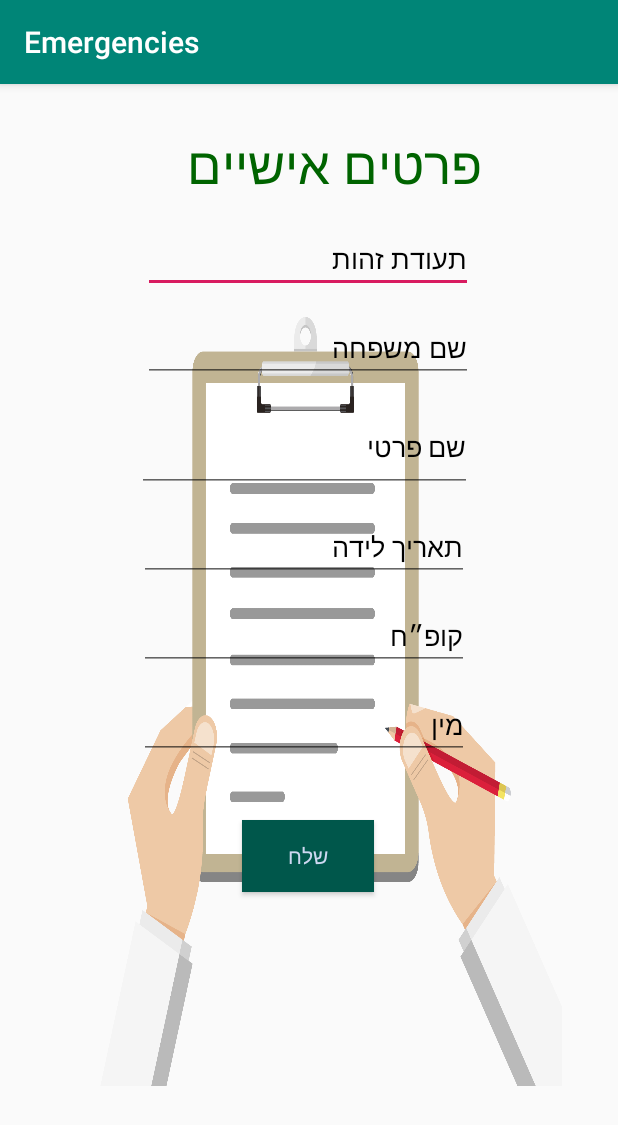
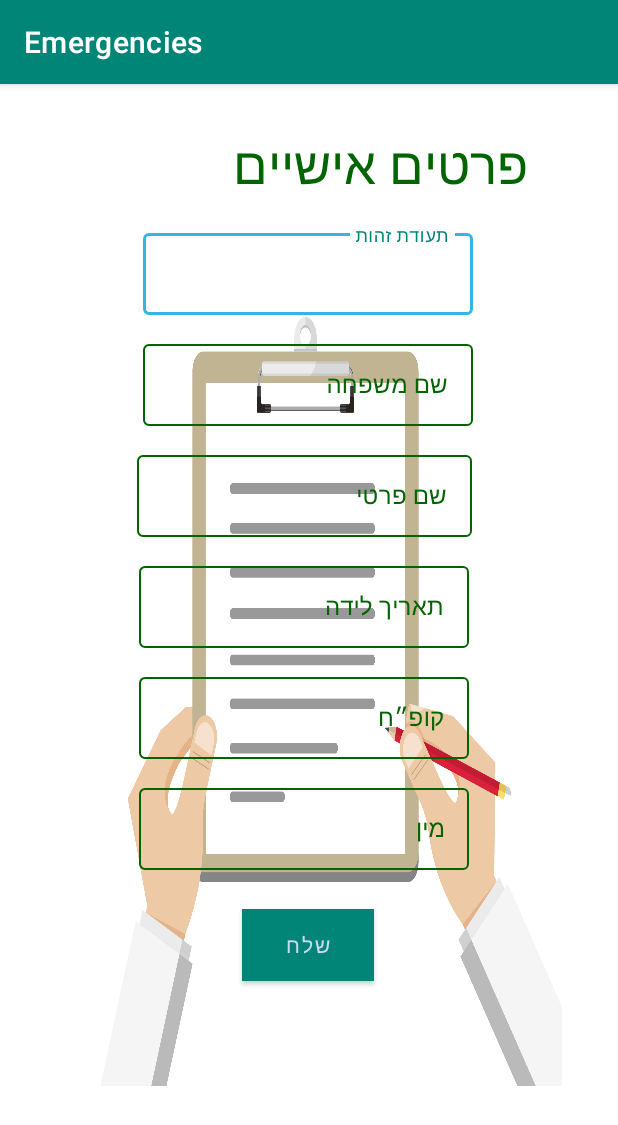
Before and after one commit to EladAbramov/emergenciesApp, an Android app: the ProfileActivity screen opened directly, with no data from a screen before it, on a phone screen of 412 x 824 dp. Shown: the top 1125 px of the screen. Run offline under Robolectric (Android 15) with nearby library versions, the light colour scheme and no system bars; our stand-ins replace Firebase (no records; nobody signed in at launch, a user with empty details on screens opened directly).

Commit message:
logo and screens fix up

```diff
--- a/app/build.gradle
+++ b/app/build.gradle
@@ -37,5 +37,8 @@ dependencies {
     androidTestImplementation 'androidx.test:runner:1.2.0'
     androidTestImplementation 'androidx.test.espresso:espresso-core:3.2.0'
     implementation 'com.google.android.material:material:1.2.0'
+    implementation 'com.google.android.material:material:1.3.0-alpha02'
+
+
 
 }
--- a/app/src/main/AndroidManifest.xml
+++ b/app/src/main/AndroidManifest.xml
@@ -16,7 +16,7 @@
 
     <application
         android:allowBackup="true"
-        android:icon="@mipmap/ic_launcher"
+        android:icon="@drawable/logo"
         android:label="@string/app_name"
         android:roundIcon="@mipmap/ic_launcher_round"
         android:supportsRtl="true"
--- a/app/src/main/res/layout/activity_auth.xml
+++ b/app/src/main/res/layout/activity_auth.xml
@@ -15,8 +15,8 @@
         android:layout_width="wrap_content"
         android:layout_height="wrap_content"
         android:layout_centerHorizontal="true"
-        android:layout_marginTop="168dp"
-        android:layout_marginEnd="18dp"
+        android:layout_marginTop="170dp"
+        android:layout_marginStart="30dp"
         android:text="@string/may_i_ask_your_phone_number"
         android:textAppearance="@style/Base.TextAppearance.AppCompat.Headline"
         android:textColor="@color/colorPrimary"
--- a/app/src/main/res/layout/activity_main.xml
+++ b/app/src/main/res/layout/activity_main.xml
@@ -17,7 +17,7 @@
         android:scaleType="centerCrop"
         app:layout_constraintBottom_toBottomOf="parent"
         app:layout_constraintEnd_toEndOf="parent"
-        app:layout_constraintStart_toEndOf="@+id/madaButto"
+        app:layout_constraintStart_toEndOf="@+id/madaButton"
         app:layout_constraintTop_toTopOf="parent"
         app:layout_constraintVertical_bias="0.093"
         app:srcCompat="@mipmap/ic_police_round" />
@@ -38,7 +38,7 @@
         app:srcCompat="@mipmap/ic_mcbi_round" />
 
     <ImageButton
-        android:id="@+id/madaButto"
+        android:id="@+id/madaButton"
         android:layout_width="75dp"
         android:layout_height="75dp"
         android:background="@mipmap/ic_launcher_foreground"
@@ -94,7 +94,7 @@
         app:layout_constraintEnd_toEndOf="parent"
         app:layout_constraintHorizontal_bias="0.193"
         app:layout_constraintStart_toStartOf="parent"
-        app:layout_constraintTop_toBottomOf="@+id/madaButto"
+        app:layout_constraintTop_toBottomOf="@+id/madaButton"
         app:layout_constraintVertical_bias="0.0"
         tools:ignore="MissingConstraints" />
 
@@ -179,10 +179,11 @@
 
     <Button
         android:id="@+id/SignOut"
-        android:layout_width="80dp"
-        android:layout_height="50dp"
+        android:layout_width="115dp"
+        android:layout_height="55dp"
         android:text="התנתק"
         android:textAllCaps="false"
+        android:layout_marginRight="70dp"
         app:layout_constraintBottom_toBottomOf="parent"
         app:layout_constraintEnd_toEndOf="parent"
         app:layout_constraintHorizontal_bias="0.816"
@@ -190,18 +191,22 @@
         app:layout_constraintTop_toTopOf="parent"
         tools:ignore="SmallSp,UnknownIdInLayout"
         app:layout_constraintVertical_bias="0.936" />
-
     <Button
         android:id="@+id/first_aid"
-        android:layout_width="90dp"
-        android:layout_height="40dp"
-        android:background="@android:color/holo_red_dark"
+        android:layout_width="115dp"
+        android:layout_height="55dp"
         android:text="עזרה ראשונה"
-        app:layout_constraintBottom_toTopOf="@+id/SignOut"
+        android:textAllCaps="false"
+        android:layout_marginRight="70dp"
+        app:layout_constraintBottom_toBottomOf="parent"
         app:layout_constraintEnd_toEndOf="parent"
-        app:layout_constraintHorizontal_bias="0.872"
+        app:layout_constraintHorizontal_bias="0.816"
         app:layout_constraintStart_toStartOf="parent"
+        app:layout_constraintVertical_bias="0.936"
         app:layout_constraintTop_toBottomOf="@+id/map"
-        app:layout_constraintVertical_bias="0.735" />
+        app:layout_constraintBottom_toTopOf="@+id/SignOut"/>
+
+
+
 
 </androidx.constraintlayout.widget.ConstraintLayout>
--- a/app/src/main/res/layout/activity_profile.xml
+++ b/app/src/main/res/layout/activity_profile.xml
@@ -11,7 +11,7 @@
         android:id="@+id/PrsonalDetails"
         android:layout_width="250dp"
         android:layout_height="50dp"
-        android:layout_marginEnd="20dp"
+        android:layout_marginStart="40dp"
         android:layout_marginTop="30dp"
         android:text="@string/pdeatails"
         android:textAppearance="@style/TextAppearance.AppCompat.Display1"
@@ -21,101 +21,141 @@
         app:layout_constraintStart_toStartOf="parent"
         app:layout_constraintTop_toTopOf="parent" />
 
-    <EditText
+    <com.google.android.material.textfield.TextInputLayout
         android:id="@+id/id"
         android:layout_width="220dp"
-        android:layout_height="45dp"
+        android:layout_height="60dp"
         android:layout_margin="14dp"
         android:layout_marginTop="36dp"
         android:hint="@string/id"
         android:textColor="@android:color/holo_blue_light"
-        android:textColorHint="?android:attr/textColorPrimaryNoDisable"
+        android:textColorHint="#006400"
         app:layout_constraintEnd_toEndOf="parent"
         app:layout_constraintHorizontal_bias="0.497"
         app:layout_constraintStart_toStartOf="parent"
         app:layout_constraintTop_toBottomOf="@+id/PrsonalDetails"
         android:importantForAutofill="no"
-        android:inputType="number" />
-    <EditText
+        android:inputType="number"
+        style="@style/Widget.MaterialComponents.TextInputLayout.OutlinedBox"
+        app:boxStrokeColor = "@android:color/holo_blue_light">
+        <com.google.android.material.textfield.TextInputEditText
+            android:layout_width="match_parent"
+            android:layout_height="wrap_content" />
+    </com.google.android.material.textfield.TextInputLayout>
+
+    <com.google.android.material.textfield.TextInputLayout
         android:id="@+id/name"
         android:layout_width="220dp"
-        android:layout_height="45dp"
+        android:layout_height="60dp"
         android:layout_margin="14dp"
         android:layout_marginTop="20dp"
         android:hint="@string/שם_משפחה"
         android:textColor="@android:color/holo_blue_light"
         android:textColorHighlight="@android:color/widget_edittext_dark"
-        android:textColorHint="@android:color/background_dark"
+        android:textColorHint="#006400"
         app:layout_constraintEnd_toEndOf="parent"
         app:layout_constraintHorizontal_bias="0.497"
         app:layout_constraintStart_toStartOf="parent"
         app:layout_constraintTop_toBottomOf="@+id/id"
         android:inputType="text"
-        android:importantForAutofill="no" />
-    <EditText
+        android:importantForAutofill="no"
+        style="@style/Widget.MaterialComponents.TextInputLayout.OutlinedBox"
+        app:boxStrokeColor = "@android:color/holo_blue_light">
+        <com.google.android.material.textfield.TextInputEditText
+            android:layout_width="match_parent"
+            android:layout_height="wrap_content" />
+    </com.google.android.material.textfield.TextInputLayout>
+
+    <com.google.android.material.textfield.TextInputLayout
         android:id="@+id/LastName"
         android:layout_width="223dp"
-        android:layout_height="59dp"
+        android:layout_height="60dp"
         android:layout_margin="14dp"
         android:layout_marginTop="12dp"
         android:hint="@string/famname"
         android:textColor="@android:color/holo_blue_light"
         android:textColorHighlight="#03A9F4"
-        android:textColorHint="@android:color/black"
+        android:textColorHint="#006400"
         app:layout_constraintEnd_toEndOf="parent"
         app:layout_constraintHorizontal_bias="0.482"
         app:layout_constraintStart_toStartOf="parent"
         app:layout_constraintTop_toBottomOf="@+id/name"
         android:importantForAutofill="no"
-        android:inputType="textPersonName" />
+        android:inputType="textPersonName"
+        style="@style/Widget.MaterialComponents.TextInputLayout.OutlinedBox"
+        app:boxStrokeColor = "@android:color/holo_blue_light">
+        <com.google.android.material.textfield.TextInputEditText
+            android:layout_width="match_parent"
+            android:layout_height="wrap_content" />
+    </com.google.android.material.textfield.TextInputLayout>
 
 
-    <EditText
+    <com.google.android.material.textfield.TextInputLayout
         android:id="@+id/Health"
         android:layout_width="220dp"
-        android:layout_height="45dp"
+        android:layout_height="60dp"
         android:layout_margin="14dp"
         android:layout_marginTop="20dp"
         android:hint="@string/תאריך_לידה"
         android:textColor="@android:color/holo_blue_dark"
-        android:textColorHint="@android:color/black"
+        android:textColorHint="#006400"
         app:layout_constraintEnd_toEndOf="parent"
         app:layout_constraintHorizontal_bias="0.479"
         app:layout_constraintStart_toStartOf="parent"
         app:layout_constraintTop_toBottomOf="@+id/LastName"
         android:inputType="date"
-        android:importantForAutofill="no" />
-    <EditText
+        android:importantForAutofill="no"
+        style="@style/Widget.MaterialComponents.TextInputLayout.OutlinedBox"
+        app:boxStrokeColor = "@android:color/holo_blue_light">
+        <com.google.android.material.textfield.TextInputEditText
+            android:layout_width="match_parent"
+            android:layout_height="wrap_content" />
+    </com.google.android.material.textfield.TextInputLayout>
+
+    <com.google.android.material.textfield.TextInputLayout
         android:id="@+id/Gender"
         android:layout_width="220dp"
-        android:layout_height="45dp"
+        android:layout_height="60dp"
         android:layout_margin="14dp"
         android:layout_marginTop="8dp"
         android:hint="@string/קופח"
         android:textColor="@android:color/holo_blue_light"
         android:textColorHighlight="@android:color/holo_blue_bright"
-        android:textColorHint="@android:color/black"
+        android:textColorHint="#006400"
         app:layout_constraintEnd_toEndOf="parent"
         app:layout_constraintHorizontal_bias="0.479"
         app:layout_constraintStart_toStartOf="parent"
         app:layout_constraintTop_toBottomOf="@+id/Health"
         android:importantForAutofill="no"
-        android:inputType="text" />
-    <EditText
+        android:inputType="text"
+        style="@style/Widget.MaterialComponents.TextInputLayout.OutlinedBox"
+        app:boxStrokeColor = "@android:color/holo_blue_light">
+        <com.google.android.material.textfield.TextInputEditText
+            android:layout_width="match_parent"
+            android:layout_height="wrap_content" />
+    </com.google.android.material.textfield.TextInputLayout>
+
+    <com.google.android.material.textfield.TextInputLayout
         android:id="@+id/date"
         android:layout_width="220dp"
-        android:layout_height="45dp"
+        android:layout_height="60dp"
         android:layout_margin="14dp"
         android:layout_marginTop="20dp"
         android:hint="@string/מין"
         android:textColor="@android:color/holo_blue_light"
-        android:textColorHint="@android:color/black"
+        android:textColorHint="#006400"
         app:layout_constraintEnd_toEndOf="parent"
         app:layout_constraintHorizontal_bias="0.479"
         app:layout_constraintStart_toStartOf="parent"
         app:layout_constraintTop_toBottomOf="@+id/Gender"
         android:inputType="text"
-        android:importantForAutofill="no" />
+        android:importantForAutofill="no"
+        style="@style/Widget.MaterialComponents.TextInputLayout.OutlinedBox"
+        app:boxStrokeColor = "@android:color/holo_blue_light">
+        <com.google.android.material.textfield.TextInputEditText
+            android:layout_width="match_parent"
+            android:layout_height="wrap_content" />
+    </com.google.android.material.textfield.TextInputLayout>
 
     <Button
         android:id="@+id/sent"
--- a/app/src/main/res/values/colors.xml
+++ b/app/src/main/res/values/colors.xml
@@ -3,4 +3,6 @@
     <color name="colorPrimary">#008577</color>
     <color name="colorPrimaryDark">#00574B</color>
     <color name="colorAccent">#D81B60</color>
+    <color name="mtrl_textinput_default_box_stroke_color">#006400</color>
+
 </resources>
--- a/app/src/main/res/values/styles.xml
+++ b/app/src/main/res/values/styles.xml
@@ -1,11 +1,12 @@
 <resources>
 
     <!-- Base application theme. -->
-    <style name="AppTheme" parent="Theme.AppCompat.Light.DarkActionBar">
+    <style name="AppTheme" parent="Theme.MaterialComponents.Light.DarkActionBar">
         <!-- Customize your theme here. -->
         <item name="colorPrimary">@color/colorPrimary</item>
         <item name="colorPrimaryDark">@color/colorPrimaryDark</item>
         <item name="colorAccent">@color/colorAccent</item>
     </style>
 
+
 </resources>
```
Also changed, not shown: app/src/main/res/drawable/logo.png (added), app/src/main/res/mipmap-anydpi-v26/logo.png (added).
